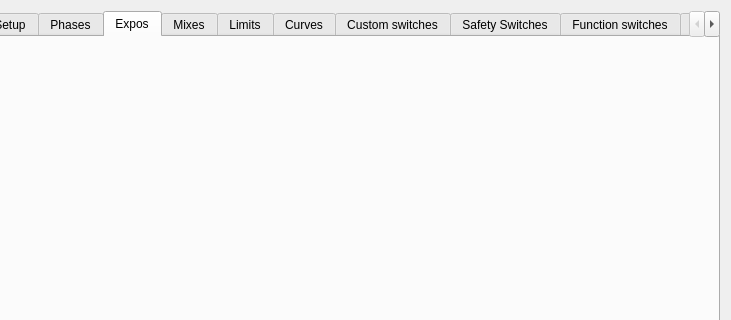
roberto1903/companion9x, file src/modeledit.ui: the form before one commit; both pictures show x 109 to 840 and y 0 to 320 of the 840 by 640 pixel window.
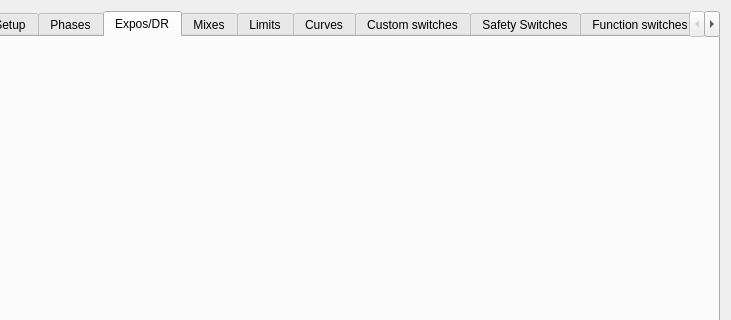
The form after the commit. The open tabs and pages were chosen to show the change. Icons and pictures are not drawn.

Commit message: Update of Expos tab label

The edit to the form file:
```diff
--- a/src/modeledit.ui
+++ b/src/modeledit.ui
@@ -2355,7 +2355,7 @@
      </widget>
      <widget class="QWidget" name="tabExpo">
       <attribute name="title">
-       <string>Expos</string>
+       <string>Expos/DR</string>
       </attribute>
       <layout class="QGridLayout" name="gridLayout_118">
        <item row="0" column="0">
```
Left out of the diff: 32 changed lines with no effect on the pictures.
